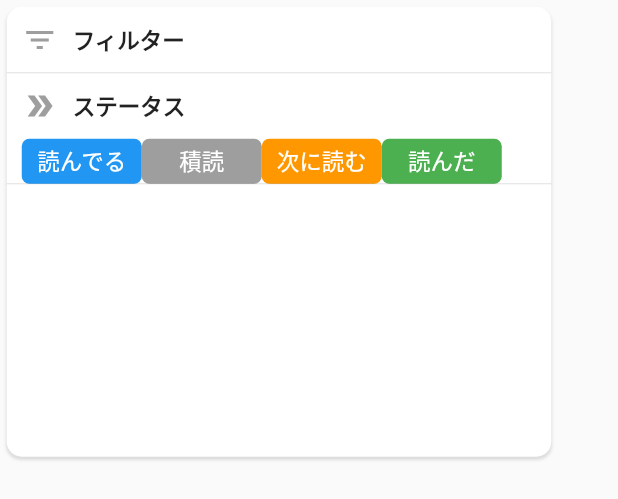
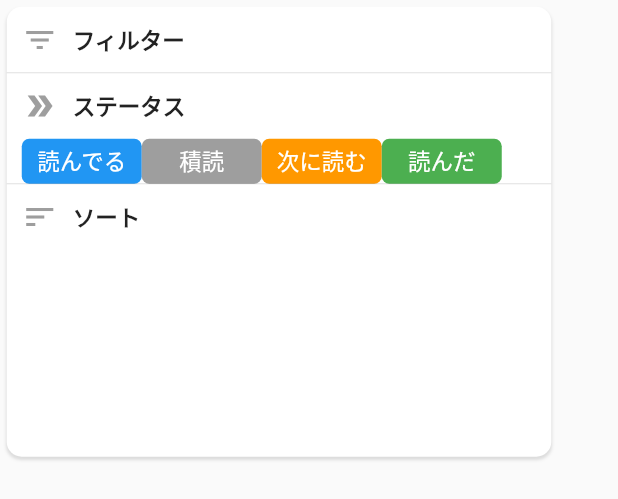
Before and after one commit to memicq/simple-reading-log, a Flutter app: the BookshelfFilterFormButton widget shown alone on an empty page, opened directly with empty values, after a tap on the "filter list" icon, on a phone screen of 412 x 824 dp. Shown: the top 499 px of the screen. Run offline on Flutter 3.47's test engine with Material 2 defaults, Android fonts, the phone set to English and light mode, and no system bars; our stand-ins replace cached_network_image, charts_flutter, cloud_firestore, device_info_plus, email_validator, firebase_auth and 10 more; missing offline and left inert: app_review, app_tracking_transparency, flutter_email_sender; accounts and stored records are empty.

Commit message:
在庫切れ対応

```diff
--- a/lib/resource/model/rakuten_book_api/rakuten_book_api_search_request.dart
+++ b/lib/resource/model/rakuten_book_api/rakuten_book_api_search_request.dart
@@ -29,7 +29,10 @@ class RakutenBookApiSearchRequest {
   }
 
   Map<String, String> toQueryParam() {
-    Map<String, String> map = {"applicationId": _applicationId};
+    Map<String, String> map = {
+      "applicationId": _applicationId,
+      "outOfStockFlag": "1",
+    };
     if (_title != null) map.addAll({"title": _title!});
     if (_author != null) map.addAll({"author": _author!});
     if (_isbn != null) map.addAll({"isbn": _isbn!});
--- a/lib/widget/component/bookshelf/bookshelf_filter/bookshelf_filter_form.dart
+++ b/lib/widget/component/bookshelf/bookshelf_filter/bookshelf_filter_form.dart
@@ -1,5 +1,4 @@
 import 'package:flutter/material.dart';
-import 'package:simple_book_log/const/color_constants.dart';
 import 'package:simple_book_log/resource/model/enum/book_status.dart';
 import 'package:simple_book_log/widget/component/bookshelf_item_detail/common/bookshelf_item_detail_status_tag.dart';
 
@@ -65,6 +64,22 @@ class BookshelfFilterForm extends StatelessWidget {
           Divider(
             height: 0,
           ),
+          Container(
+            padding: EdgeInsets.all(10),
+            child: Row(
+              children: [
+                Icon(
+                  Icons.sort,
+                  color: accentColor,
+                ),
+                SizedBox(width: 10),
+                Text(
+                  "ソート",
+                  style: TextStyle(fontWeight: FontWeight.bold),
+                ),
+              ],
+            ),
+          ),
         ],
       ),
     );
--- a/lib/widget/component/bookshelf/bookshelf_filter/bookshelf_filter_form_button.dart
+++ b/lib/widget/component/bookshelf/bookshelf_filter/bookshelf_filter_form_button.dart
@@ -16,10 +16,17 @@ class BookshelfFilterFormButton extends StatefulWidget {
 
 class BookshelfFilterFormButtonState extends State<BookshelfFilterFormButton> {
   bool _isFormOpened = false;
+  bool _isShowForm = false;
 
-  void toggleFormOpen() {
+  void toggleFormOpen() async {
     setState(() {
       _isFormOpened = !_isFormOpened;
+    });
+    if (_isFormOpened) {
+      await Future.delayed(const Duration(milliseconds: 300));
+    }
+    setState(() {
+      _isShowForm = _isFormOpened;
     });
   }
 
@@ -27,17 +34,17 @@ class BookshelfFilterFormButtonState extends State<BookshelfFilterFormButton> {
   Widget build(BuildContext context) {
     double _maxWidth = MediaQuery.of(context).size.width - 49;
 
-    Widget _child = _isFormOpened
+    Widget _child = _isShowForm
         ? BookshelfFilterForm(
             accentColor: widget.accentColor,
           )
-        : Center(child: Icon(Icons.filter_list));
+        : const Center(child: Icon(Icons.filter_list));
 
     BorderRadius _borderRadius =
         _isFormOpened ? BorderRadius.circular(10) : BorderRadius.circular(55 / 2);
 
     return AnimatedContainer(
-      margin: EdgeInsets.all(4.5),
+      margin: const EdgeInsets.all(4.5),
       curve: Curves.decelerate,
       duration: const Duration(milliseconds: 300),
       height: _isFormOpened ? 300 : 55,
@@ -53,12 +60,7 @@ class BookshelfFilterFormButtonState extends State<BookshelfFilterFormButton> {
           decoration: const BoxDecoration(
             color: Colors.transparent,
           ),
-          child: AnimatedSwitcher(
-            duration: Duration(milliseconds: 600),
-            reverseDuration: Duration(milliseconds: 0),
-            switchInCurve: Curves.easeInCubic,
-            child: _child,
-          ),
+          child: _child,
         ),
       ),
     );
--- a/lib/widget/component/setting/setting_template.dart
+++ b/lib/widget/component/setting/setting_template.dart
@@ -101,7 +101,10 @@ class SettingTemplate extends StatelessWidget {
               SettingMenuItem(
                 iconData: Icons.privacy_tip_outlined,
                 title: "プライバシーポリシー",
-                onPressed: () => SettingPrivacyPolicyTemplate.open(context),
+                onPressed: () {
+                  print("プライバシーポリシー");
+                  SettingPrivacyPolicyTemplate.open(context);
+                },
               ),
               // const SettingMenuItem(
               //   iconData: Icons.update,
@@ -111,7 +114,10 @@ class SettingTemplate extends StatelessWidget {
               SettingMenuItem(
                 iconData: Icons.reviews_outlined,
                 title: "AppStoreでレビューを書く",
-                onPressed: () => AppReview.requestReview,
+                onPressed: () {
+                  print("レビュー");
+                  AppReview.requestReview;
+                },
               ),
               // const SettingMenuItem(
               //   iconData: Icons.share_outlined,
```
Also changed, not shown: lib/widget/component/reading_activity_record_modal/reading_activity_record_book_item.dart (+8 -6 lines).
